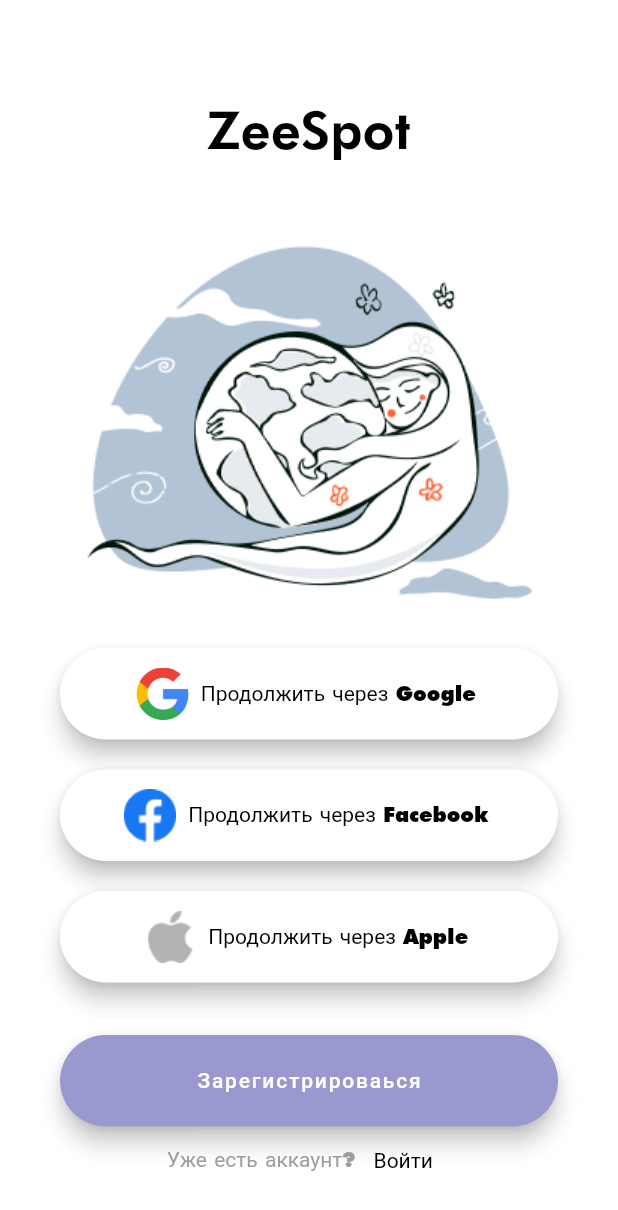
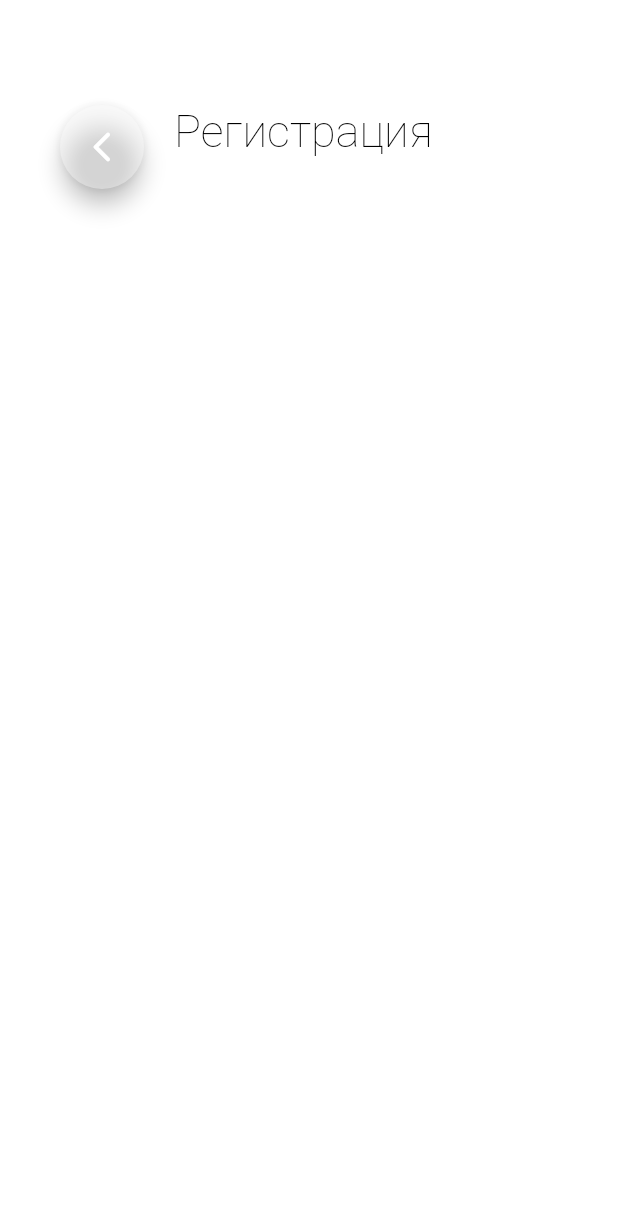
Before and after one commit to Nikita-Viktorovich/ZeeSpotFlutter, a Flutter app: the screen it shows after launch, after a tap on "Войти", on a phone screen of 412 x 824 dp. Shown: the top 1210 px of the screen. Run offline on Flutter 3.47's test engine with Material 2 defaults, Android fonts, the phone set to English and light mode, and no system bars; our stand-ins replace adaptive_theme.

Commit message:
Создан второй экран регистрации, правки по шрифтам и цветам

```diff
--- a/lib/main.dart
+++ b/lib/main.dart
@@ -1,3 +1,5 @@
+import 'package:ZeeSpot/screens/registration.dart';
+import 'package:ZeeSpot/utils/constants.dart';
 import 'package:ZeeSpot/utils/theme.dart';
 import 'package:adaptive_theme/adaptive_theme.dart';
 import 'package:flutter/cupertino.dart';
@@ -14,7 +16,8 @@ class ZeeSpot extends StatelessWidget {
       light: kLightTheme,
       dark: ThemeData.dark(),
       initial: AdaptiveThemeMode.light,
-      builder: (light, dark) => MaterialApp(
+      builder: (light, dark) =>
+          MaterialApp(
             theme: light,
             darkTheme: dark,
             title: 'ZeeSpot',
@@ -29,7 +32,9 @@ class LoginPage extends StatelessWidget {
   @override
   Widget build(BuildContext context) {
     return Scaffold(
-      backgroundColor: Colors.white,
+      backgroundColor: Theme
+          .of(context)
+          .backgroundColor,
       body: Container(
         margin: EdgeInsets.fromLTRB(0, 65, 0, 0),
         child: Column(
@@ -41,7 +46,10 @@ class LoginPage extends StatelessWidget {
                 height: 42,
                 child: Text(
                   'ZeeSpot',
-                  style: Theme.of(context).textTheme.headline1,
+                  style: Theme
+                      .of(context)
+                      .textTheme
+                      .headline1,
                 ),
               ),
               Container(
@@ -76,12 +84,18 @@ class _LoginGoogleState extends State<LoginGoogleWidget> {
       margin: EdgeInsets.fromLTRB(40, 0, 40, 0),
       padding: EdgeInsets.zero,
       child: FloatingActionButton.extended(
+        heroTag: "next1",
         onPressed: () {},
         label: Text(
           'Продолжить через Google',
-          style: Theme.of(context).textTheme.headline4,
+          style: Theme
+              .of(context)
+              .textTheme
+              .headline4,
         ),
-        backgroundColor: Theme.of(context).backgroundColor,
+        backgroundColor: Theme
+            .of(context)
+            .backgroundColor,
         icon: Image.asset(
           'assets/icons/Google.png',
           width: 35,
@@ -105,12 +119,18 @@ class _LoginFacebookState extends State<LoginFacebookWidget> {
       height: 61,
       margin: EdgeInsets.fromLTRB(40, 20, 40, 0),
       child: FloatingActionButton.extended(
+        heroTag: "next2",
         onPressed: () {},
         label: Text(
           'Продолжить через Facebook',
-          style: Theme.of(context).textTheme.headline4,
+          style: Theme
+              .of(context)
+              .textTheme
+              .headline4,
         ),
-        backgroundColor: Theme.of(context).backgroundColor,
+        backgroundColor: Theme
+            .of(context)
+            .backgroundColor,
         icon: Image.asset(
           'assets/icons/Facebook.png',
           height: 35,
@@ -132,14 +152,20 @@ class _LoginAppleState extends State<LoginAppleWidget> {
     return Container(
       width: 335,
       height: 61,
-      margin: EdgeInsets.fromLTRB(40, 20, 40, 0),
+      margin: EdgeInsets.fromLTRB(0, 20, 0, 0),
       child: FloatingActionButton.extended(
+        heroTag: "next3",
         onPressed: () {},
         label: Text(
           'Продолжить через Apple',
-          style: Theme.of(context).textTheme.headline4,
+          style: Theme
+              .of(context)
+              .textTheme
+              .headline4,
         ),
-        backgroundColor: Theme.of(context).backgroundColor,
+        backgroundColor: Theme
+            .of(context)
+            .backgroundColor,
         icon: Image.asset(
           'assets/icons/Apple.png',
           height: 35,
@@ -165,9 +191,15 @@ class _UserRegistrationState extends State<UserRegistration> {
       margin: EdgeInsets.fromLTRB(40, 35, 40, 0),
       child: FloatingActionButton.extended(
         onPressed: () {},
-        label: Text('Зарегистрироваься'),
-        backgroundColor: Theme.of(context).primaryColor,
-        foregroundColor: Colors.white,
+        label: Text('Зарегистрироваться',
+            style: Theme
+                .of(context)
+                .textTheme
+                .headline4!
+                .copyWith(fontFamily: futuraLtBt, color: kForegroundColor)),
+        backgroundColor: Theme
+            .of(context)
+            .primaryColor,
       ),
     );
   }
@@ -189,18 +221,28 @@ class _LoginWidgetState extends State<LoginWidget> {
             mainAxisAlignment: MainAxisAlignment.center,
             children: <Widget>[
               Text("Уже есть аккаунт?",
-              style: Theme.of(context)
+                  style: Theme
+                      .of(context)
                       .textTheme
                       .headline4!
-                  .copyWith(color: Colors.grey)),
+                      .copyWith(color: kForegroundGreyColor)),
               TextButton(
-            onPressed: () {},
+
+                onPressed: () {
+                  Navigator.push(context, MaterialPageRoute(builder: (context) {
+                    return RegistrationPage();
+                  }));
+                },
                 child: Text(
                   "Войти",
-              style: Theme.of(context).textTheme.headline4,
+                  style: Theme
+                      .of(context)
+                      .textTheme
+                      .headline4!
+                      .copyWith(fontFamily: futuraLtBt),
                 ),
               ),
-        ],
+            ]
         ),
     );
   }
--- a/lib/screens/registration.dart
+++ b/lib/screens/registration.dart
@@ -0,0 +1,46 @@
+import 'package:ZeeSpot/main.dart';
+import 'package:ZeeSpot/utils/constants.dart';
+import 'package:flutter/material.dart';
+
+class RegistrationPage extends StatelessWidget {
+  @override
+  Widget build(BuildContext context) {
+    return Scaffold(
+        backgroundColor: Theme.of(context).backgroundColor,
+        body: Container(
+          alignment: Alignment.topCenter,
+          child: Row(
+            crossAxisAlignment: CrossAxisAlignment.start,
+            mainAxisAlignment: MainAxisAlignment.start,
+            children: [
+              Container(
+                margin: EdgeInsets.fromLTRB(40, 70, 0, 0),
+                child: FloatingActionButton(
+
+                  backgroundColor: Colors.white38,
+                  onPressed: () {
+                    Navigator.push(context,
+                        MaterialPageRoute(builder: (context) {
+                      return LoginPage();
+                    }));
+                  },
+                  child: Icon(IconData(62832, fontFamily: 'MaterialIcons')),
+                ),
+              ),
+              Container(
+                margin: EdgeInsets.fromLTRB(20, 70, 0, 0),
+                height: 39,
+                width: 202,
+                child: Text(
+                  'Регистрация',
+                  style: Theme.of(context)
+                      .textTheme
+                      .headline1!
+                      .copyWith(fontSize: 30),
+                ),
+              ),
+            ],
+          ),
+        ));
+  }
+}
--- a/lib/utils/constants.dart
+++ b/lib/utils/constants.dart
@@ -9,3 +9,12 @@
 
 
         */
+
+import 'package:flutter/material.dart';
+
+const String futuraBkBT = "Futura Bk BT";
+const String futuraHvBt = "Futura Hv BT";
+const String futuraLtBt = "Futura Lt BT";
+
+final Color kForegroundColor = Color(0xFFF1EAD7);
+final Color kForegroundGreyColor = Color.fromRGBO(0, 0, 0, 0.5);
--- a/lib/utils/theme.dart
+++ b/lib/utils/theme.dart
@@ -1,3 +1,4 @@
+import 'package:ZeeSpot/utils/constants.dart';
 import 'package:flutter/material.dart';
 
 final kLightTheme = ThemeData.light().copyWith(
@@ -6,12 +7,12 @@ final kLightTheme = ThemeData.light().copyWith(
     backgroundColor: Colors.white,
     textTheme: TextTheme(
       headline4: TextStyle(
-        fontFamily: 'Futura Bk BT',
+        fontFamily: futuraBkBT,
         fontSize: 14.0,
         color: Colors.black,
       ),
       headline1: TextStyle(
-        fontFamily: 'Futura Hv BT',
+        fontFamily: futuraHvBt,
         color: Colors.black,
         fontSize: 35.0,
       ),
```
Also changed, not shown: pubspec.yaml (+6 -2 lines), assets/fonts/FUTURA_BOOK_FONT.ttf (added), assets/images/mother_nature.png (deleted), 1 other file. Lines whose indentation alone changed are shown as unchanged.
